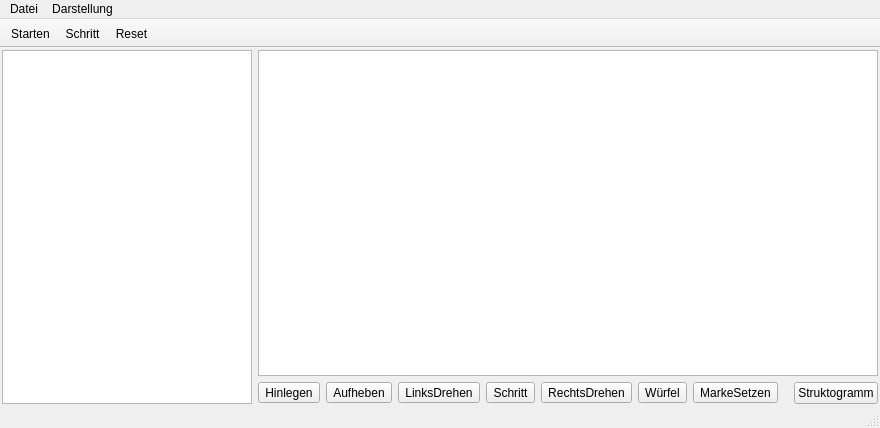
Vogtinator/RobotSteve, file RobotSteve/mainwindow.ui: the form before one commit.
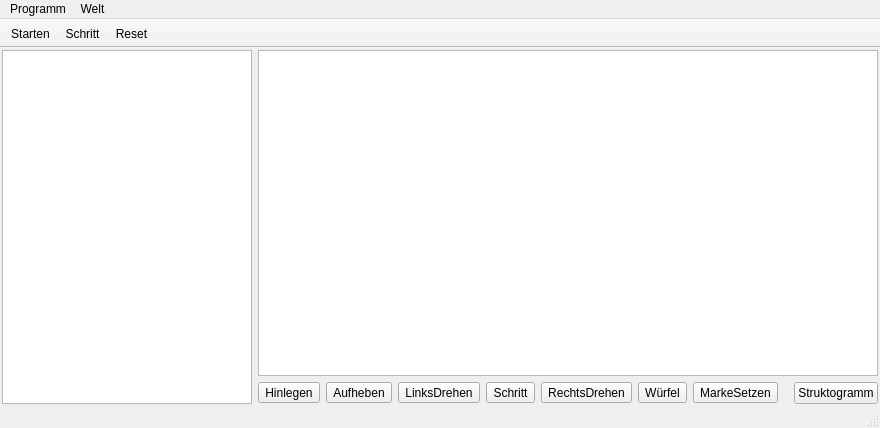
The form after the commit. Icons and pictures are not drawn.

The edit to the form file:
```diff
--- a/RobotSteve/mainwindow.ui
+++ b/RobotSteve/mainwindow.ui
@@ -225,9 +225,9 @@
      <height>22</height>
     </rect>
    </property>
-   <widget class="QMenu" name="menuDatei">
+   <widget class="QMenu" name="menuFile">
     <property name="title">
-     <string>Datei</string>
+     <string>Programm</string>
     </property>
     <addaction name="actionOpen"/>
     <addaction name="actionSave"/>
@@ -238,14 +238,14 @@
     <addaction name="separator"/>
     <addaction name="actionQuit"/>
    </widget>
-   <widget class="QMenu" name="menuEinstellungen">
+   <widget class="QMenu" name="menuWorld">
     <property name="title">
-     <string>Darstellung</string>
+     <string>Welt</string>
     </property>
     <addaction name="actionSchauspieler_ausw_hlen"/>
    </widget>
-   <addaction name="menuDatei"/>
-   <addaction name="menuEinstellungen"/>
+   <addaction name="menuFile"/>
+   <addaction name="menuWorld"/>
   </widget>
   <widget class="QToolBar" name="mainToolBar">
    <property name="movable">
```
Left out of the diff: 59 changed lines with no effect on the pictures.
